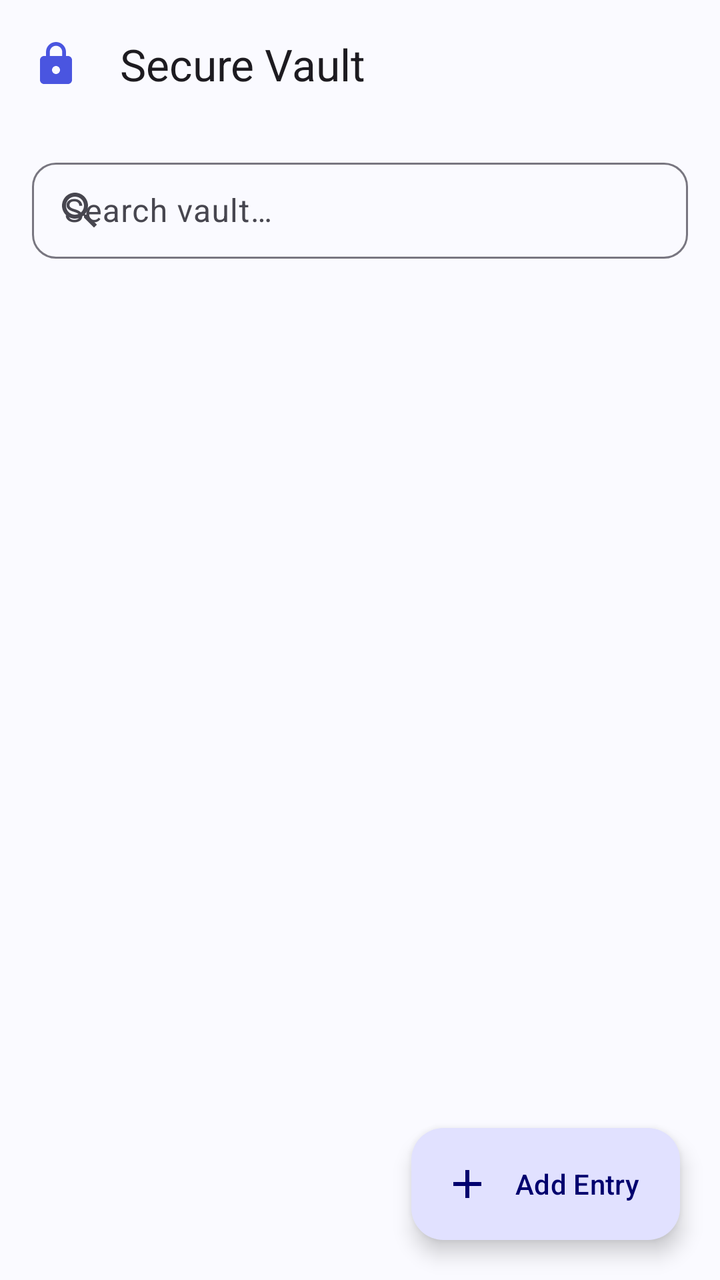
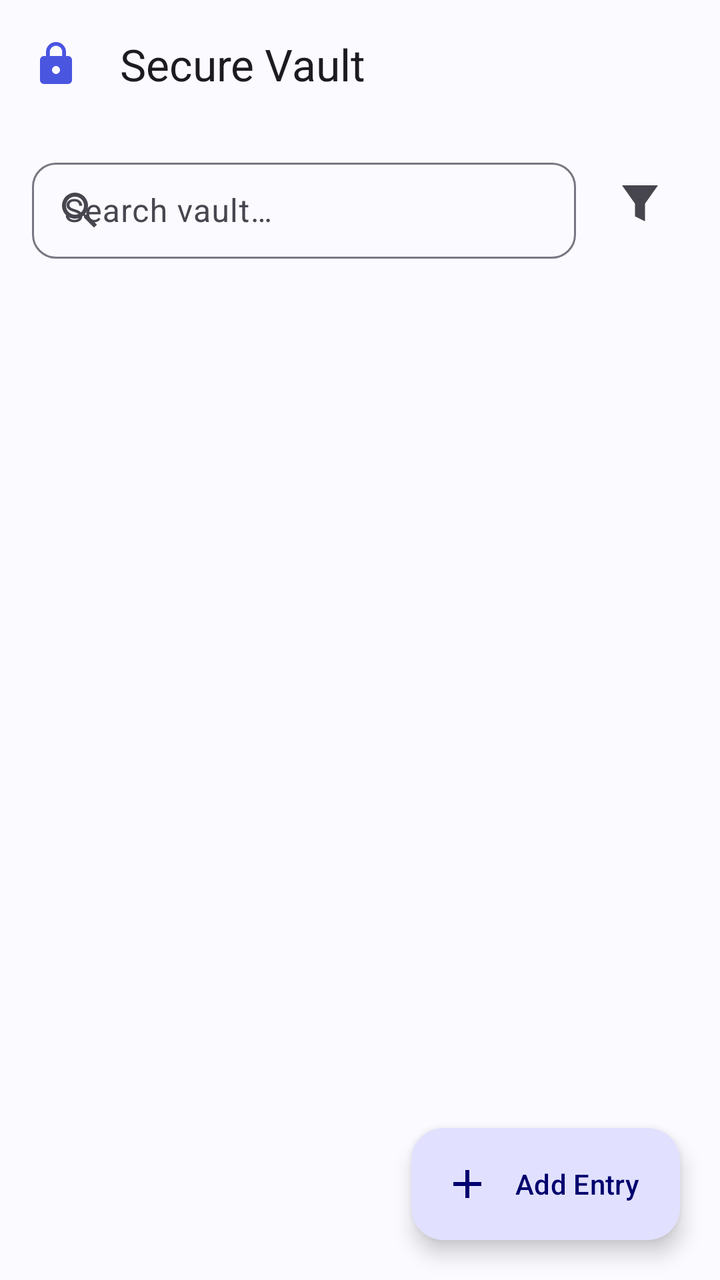

Screens rendered from an Android XML layout before and after an edit, with the pre-edit source and the edit as a unified diff.
<!-- AndroidManifest.xml: application theme Theme.SecureVault -->
<!-- res/layout/activity_vault.xml -->
<?xml version="1.0" encoding="utf-8"?>
<androidx.coordinatorlayout.widget.CoordinatorLayout
    xmlns:android="http://schemas.android.com/apk/res/android"
    xmlns:app="http://schemas.android.com/apk/res-auto"
    android:layout_width="match_parent"
    android:layout_height="match_parent"
    android:background="?attr/colorSurface">

    <com.google.android.material.appbar.AppBarLayout
        android:id="@+id/appBarLayout"
        android:layout_width="match_parent"
        android:layout_height="wrap_content"
        android:fitsSystemWindows="true"
        app:liftOnScroll="true">

        <com.google.android.material.appbar.MaterialToolbar
            android:id="@+id/toolbar"
            android:layout_width="match_parent"
            android:layout_height="?attr/actionBarSize"
            app:title="Secure Vault"
            app:titleTextAppearance="@style/TextAppearance.Material3.TitleLarge"
            app:navigationIcon="@drawable/ic_vault"
            app:navigationIconTint="?attr/colorPrimary"/>

    </com.google.android.material.appbar.AppBarLayout>

    <LinearLayout
        android:layout_width="match_parent"
        android:layout_height="match_parent"
        android:orientation="vertical"
        app:layout_behavior="@string/appbar_scrolling_view_behavior">

        
        <com.google.android.material.textfield.TextInputLayout
            android:id="@+id/tilSearch"
            style="@style/Widget.Material3.TextInputLayout.OutlinedBox"
            android:layout_width="match_parent"
            android:layout_height="wrap_content"
            android:layout_marginHorizontal="16dp"
            android:layout_marginTop="12dp"
            android:layout_marginBottom="4dp"
            android:hint="Search vault…"
            app:startIconDrawable="@drawable/ic_search"
            app:boxCornerRadiusTopStart="12dp"
            app:boxCornerRadiusTopEnd="12dp"
            app:boxCornerRadiusBottomStart="12dp"
            app:boxCornerRadiusBottomEnd="12dp">
            <com.google.android.material.textfield.TextInputEditText
                android:id="@+id/etSearch"
                android:layout_width="match_parent"
                android:layout_height="48dp"
                android:inputType="text"
                android:imeOptions="actionSearch"/>
        </com.google.android.material.textfield.TextInputLayout>

        
        <com.google.android.material.chip.ChipGroup
            android:id="@+id/chipGroupCategories"
            android:layout_width="match_parent"
            android:layout_height="wrap_content"
            android:layout_marginHorizontal="16dp"
            android:layout_marginBottom="4dp"
            app:singleSelection="true"
            app:chipSpacing="6dp"
            android:visibility="gone"/>

        
        <com.google.android.material.chip.Chip
            android:id="@+id/chipCount"
            android:layout_width="wrap_content"
            android:layout_height="wrap_content"
            android:layout_marginStart="16dp"
            android:layout_marginBottom="4dp"
            android:text="0 items"
            android:checkable="false"
            app:chipBackgroundColor="?attr/colorSurfaceVariant"
            android:textAppearance="@style/TextAppearance.Material3.LabelSmall"
            android:visibility="gone"/>

        <ProgressBar
            android:id="@+id/progressBar"
            android:layout_width="36dp"
            android:layout_height="36dp"
            android:layout_gravity="center"
            android:visibility="gone"
            android:layout_marginTop="16dp"/>

        
        <LinearLayout
            android:id="@+id/tvEmpty"
            android:layout_width="match_parent"
            android:layout_height="wrap_content"
            android:orientation="vertical"
            android:gravity="center"
            android:padding="48dp"
            android:visibility="gone">
            <ImageView
                android:layout_width="72dp"
                android:layout_height="72dp"
                android:src="@drawable/ic_vault"
                android:tint="?attr/colorOutline"
                android:alpha="0.5"/>
            <TextView
                android:layout_width="wrap_content"
                android:layout_height="wrap_content"
                android:text="Vault is empty"
                android:textAppearance="@style/TextAppearance.Material3.TitleMedium"
                android:textColor="?attr/colorOnSurfaceVariant"
                android:layout_marginTop="12dp"/>
            <TextView
                android:layout_width="wrap_content"
                android:layout_height="wrap_content"
                android:text="Tap + to add your first entry"
                android:textAppearance="@style/TextAppearance.Material3.BodyMedium"
                android:textColor="?attr/colorOutline"
                android:layout_marginTop="4dp"/>
        </LinearLayout>

        <androidx.recyclerview.widget.RecyclerView
            android:id="@+id/rvVault"
            android:layout_width="match_parent"
            android:layout_height="match_parent"
            android:clipToPadding="false"
            android:paddingTop="4dp"
            android:paddingBottom="80dp"/>

    </LinearLayout>

    <com.google.android.material.floatingactionbutton.ExtendedFloatingActionButton
        android:id="@+id/fab"
        android:layout_width="wrap_content"
        android:layout_height="wrap_content"
        android:layout_gravity="bottom|end"
        android:layout_margin="20dp"
        android:text="Add Entry"
        android:textSize="14sp"
        app:icon="@drawable/ic_add"
        app:cornerRadius="16dp"/>

</androidx.coordinatorlayout.widget.CoordinatorLayout>
<!-- resources referenced by this layout -->
<resources>
  <!-- drawable ic_add (drawable) -->
  <vector xmlns:android="http://schemas.android.com/apk/res/android"
      android:width="24dp"
      android:height="24dp"
      android:viewportWidth="24"
      android:viewportHeight="24">
    <path android:fillColor="#000000"
          android:pathData="M19,13H13V19H11V13H5V11H11V5H13V11H19V13Z"/>
  </vector>
  <!-- drawable ic_search (drawable) -->
  <vector xmlns:android="http://schemas.android.com/apk/res/android"
      android:width="24dp"
      android:height="24dp"
      android:viewportWidth="24"
      android:viewportHeight="24">
    <path android:fillColor="#000000"
          android:pathData="M15.5,14H14.71L14.43,13.73C15.41,12.59 16,11.11 16,9.5C16,5.91 13.09,3 9.5,3S3,5.91 3,9.5 5.91,16 9.5,16C11.11,16 12.59,15.41 13.73,14.43L14,14.71V15.5L19,20.49 20.49,19 15.5,14ZM9.5,14C7.01,14 5,11.99 5,9.5S7.01,5 9.5,5 14,7.01 14,9.5 11.99,14 9.5,14Z"/>
  </vector>
  <!-- drawable ic_vault (drawable) -->
  <vector xmlns:android="http://schemas.android.com/apk/res/android"
      android:width="24dp"
      android:height="24dp"
      android:viewportWidth="24"
      android:viewportHeight="24">
    <path
        android:fillColor="#000000"
        android:pathData="M18,8H17V6C17,3.24 14.76,1 12,1S7,3.24 7,6V8H6C4.9,8 4,8.9 4,10V20C4,21.1 4.9,22 6,22H18C19.1,22 20,21.1 20,20V10C20,8.9 19.1,8 18,8ZM12,17C10.9,17 10,16.1 10,15S10.9,13 12,13 14,13.9 14,15 13.1,17 12,17ZM15.1,8H8.9V6C8.9,4.29 10.29,2.9 12,2.9S15.1,4.29 15.1,6V8Z"/>
  </vector>
  <style name="Theme.SecureVault" parent="Theme.Material3.Light.NoActionBar">
          <item name="colorPrimary">@color/md_primary</item>
          <item name="colorOnPrimary">@color/md_on_primary</item>
          <item name="colorPrimaryContainer">@color/md_primary_container</item>
          <item name="colorOnPrimaryContainer">@color/md_on_primary_container</item>
          <item name="colorSurface">@color/md_surface</item>
          <item name="colorOnSurface">@color/md_on_surface</item>
          <item name="colorSurfaceVariant">@color/md_surface_variant</item>
          <item name="colorOnSurfaceVariant">@color/md_on_surface_variant</item>
          <item name="colorOutline">@color/md_outline</item>
          <item name="android:statusBarColor">@android:color/transparent</item>
          <item name="android:navigationBarColor">@android:color/transparent</item>
          <item name="android:windowLightStatusBar">true</item>
      </style>
  <color name="md_primary">#4A55E0</color>
  <color name="md_on_primary">#FFFFFF</color>
  <color name="md_primary_container">#E1E1FF</color>
  <color name="md_on_primary_container">#00006E</color>
  <color name="md_surface">#FAFAFF</color>
  <color name="md_on_surface">#1B1B1F</color>
  <color name="md_surface_variant">#E4E1EC</color>
  <color name="md_on_surface_variant">#47464F</color>
  <color name="md_outline">#787680</color>
</resources>

<!-- the commit's change to res/layout/activity_vault.xml (unified diff, before → after) -->
@@ -31,27 +31,46 @@
         app:layout_behavior="@string/appbar_scrolling_view_behavior">
 
         
-        <com.google.android.material.textfield.TextInputLayout
-            android:id="@+id/tilSearch"
-            style="@style/Widget.Material3.TextInputLayout.OutlinedBox"
+        <LinearLayout
             android:layout_width="match_parent"
             android:layout_height="wrap_content"
+            android:orientation="horizontal"
             android:layout_marginHorizontal="16dp"
             android:layout_marginTop="12dp"
             android:layout_marginBottom="4dp"
-            android:hint="Search vault…"
-            app:startIconDrawable="@drawable/ic_search"
-            app:boxCornerRadiusTopStart="12dp"
-            app:boxCornerRadiusTopEnd="12dp"
-            app:boxCornerRadiusBottomStart="12dp"
-            app:boxCornerRadiusBottomEnd="12dp">
-            <com.google.android.material.textfield.TextInputEditText
-                android:id="@+id/etSearch"
-                android:layout_width="match_parent"
+            android:gravity="center_vertical">
+
+            <com.google.android.material.textfield.TextInputLayout
+                android:id="@+id/tilSearch"
+                style="@style/Widget.Material3.TextInputLayout.OutlinedBox"
+                android:layout_width="0dp"
+                android:layout_height="wrap_content"
+                android:layout_weight="1"
+                android:hint="Search vault…"
+                app:startIconDrawable="@drawable/ic_search"
+                app:boxCornerRadiusTopStart="12dp"
+                app:boxCornerRadiusTopEnd="12dp"
+                app:boxCornerRadiusBottomStart="12dp"
+                app:boxCornerRadiusBottomEnd="12dp">
+                <com.google.android.material.textfield.TextInputEditText
+                    android:id="@+id/etSearch"
+                    android:layout_width="match_parent"
+                    android:layout_height="48dp"
+                    android:inputType="text"
+                    android:imeOptions="actionSearch"/>
+            </com.google.android.material.textfield.TextInputLayout>
+
+            <ImageButton
+                android:id="@+id/btnFilter"
+                android:layout_width="48dp"
                 android:layout_height="48dp"
-                android:inputType="text"
-                android:imeOptions="actionSearch"/>
-        </com.google.android.material.textfield.TextInputLayout>
+                android:layout_marginStart="8dp"
+                android:src="@drawable/ic_filter"
+                android:contentDescription="Toggle category filter"
+                android:background="?attr/selectableItemBackgroundBorderless"
+                android:scaleType="centerInside"
+                android:padding="12dp"/>
+        </LinearLayout>
 
         
         <com.google.android.material.chip.ChipGroup
<!-- resource entries referenced after the edit -->
@@ -8,6 +8,17 @@
       android:viewportHeight="24">
     <path android:fillColor="#000000"
           android:pathData="M19,13H13V19H11V13H5V11H11V5H13V11H19V13Z"/>
+  </vector>
+  <!-- drawable ic_filter (drawable) -->
+  <vector xmlns:android="http://schemas.android.com/apk/res/android"
+      android:width="24dp"
+      android:height="24dp"
+      android:viewportWidth="24"
+      android:viewportHeight="24"
+      android:tint="?attr/colorOnSurfaceVariant">
+      <path
+          android:fillColor="@android:color/white"
+          android:pathData="M3,2h18l-6.5,9.19V20l-5,-2.5V11.19L3,2z" />
   </vector>
   <!-- drawable ic_search (drawable) -->
   <vector xmlns:android="http://schemas.android.com/apk/res/android"
